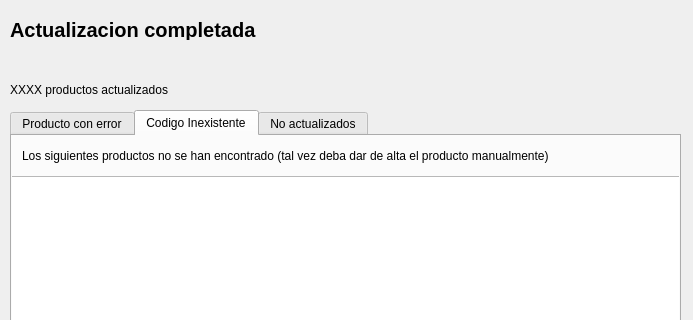
Above: ui/report.ui from comtom/odoo-price-updater before the change; both pictures show x 0 to 693 and y 0 to 320 of the 693 by 678 pixel window. Below: the same form after it.
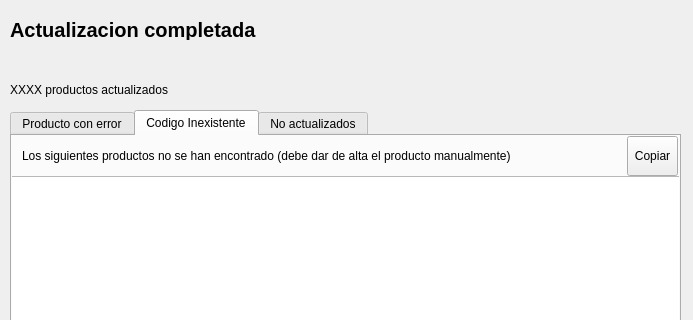
That is the form after the change. The open tabs and pages were chosen to show the change.

Commit message: agrega la opcion de copiar todo el listado para cada solapa del reporte

```diff
--- a/ui/report.ui
+++ b/ui/report.ui
@@ -136,12 +136,25 @@
          <rect>
           <x>10</x>
           <y>10</y>
-          <width>651</width>
+          <width>601</width>
           <height>20</height>
          </rect>
         </property>
         <property name="text">
-         <string>Los siguientes productos no se han encontrado (tal vez deba dar de alta el producto manualmente)</string>
+         <string>Los siguientes productos no se han encontrado (debe dar de alta el producto manualmente)</string>
+        </property>
+       </widget>
+       <widget class="QToolButton" name="btn_copy_notfound">
+        <property name="geometry">
+         <rect>
+          <x>615</x>
+          <y>0</y>
+          <width>51</width>
+          <height>40</height>
+         </rect>
+        </property>
+        <property name="text">
+         <string>Copiar</string>
         </property>
        </widget>
       </widget>
```
Left out of the diff: 40 changed lines with no effect on the pictures. The commit also changes 2 other files.
